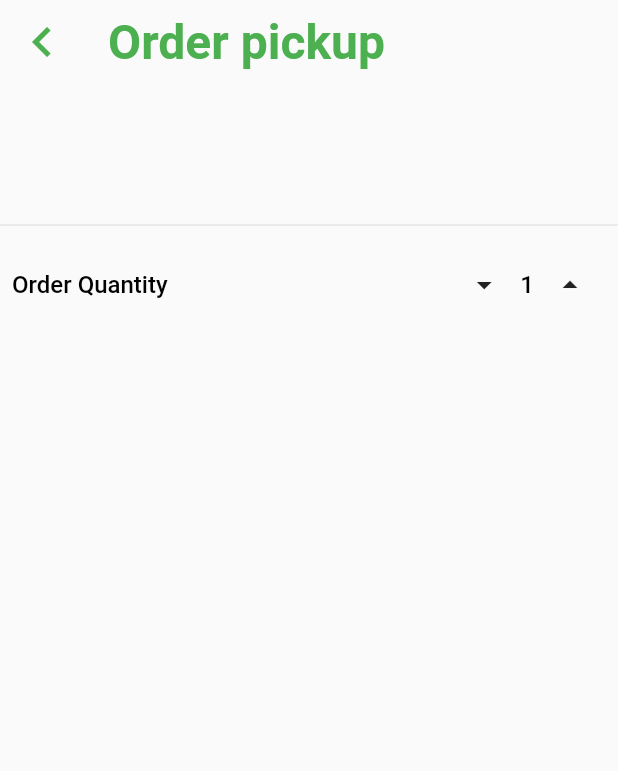
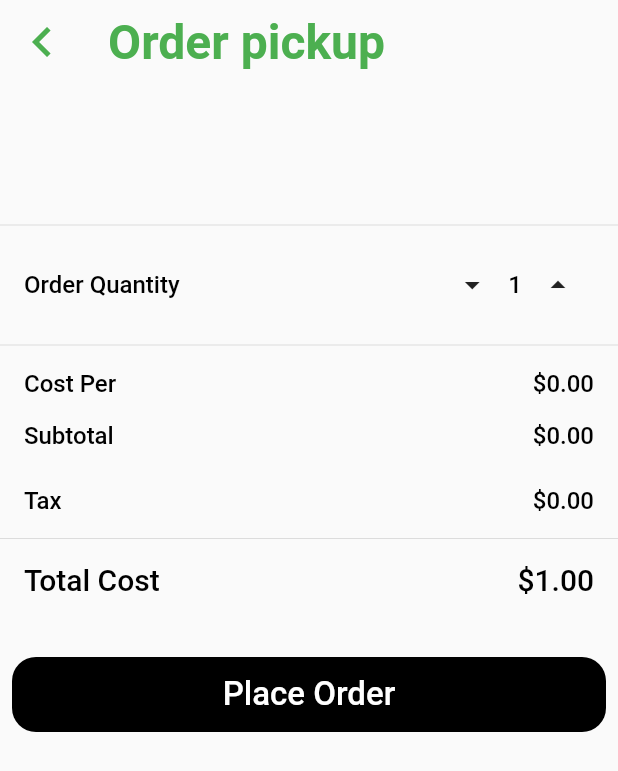
Before and after one commit to Cofu-HackSC/client, a Flutter app: the OrderPage screen opened directly with empty values, on a phone screen of 412 x 824 dp. Shown: the top 771 px of the screen. Run offline on Flutter 3.47's test engine with Material 2 defaults, Android fonts, the phone set to English and light mode, and no system bars; our stand-ins replace sliding_up_panel.

Commit message:
updated order page

```diff
--- /dev/null
+++ b/lib/components/spaced_row.dart
@@ -0,0 +1,15 @@
+import 'package:flutter/material.dart';
+
+class SpacedRow extends StatelessWidget {
+  final Widget child1, child2;
+  SpacedRow(this.child1, this.child2);
+
+  @override
+  Widget build(BuildContext context) {
+    return Padding(
+        padding: const EdgeInsets.symmetric(horizontal: 16.0, vertical: 8),
+        child: Row(
+            mainAxisAlignment: MainAxisAlignment.spaceBetween,
+            children: [child1, child2]));
+  }
+}
--- a/lib/pages/order.dart
+++ b/lib/pages/order.dart
@@ -1,7 +1,11 @@
 import 'package:app/components/header.dart';
+import 'package:app/components/spaced_row.dart';
 import 'package:app/components/themed_text.dart';
 import 'package:app/models/item.dart';
 import 'package:flutter/material.dart';
+
+import '../components/button.dart';
+import '../components/themed_text.dart';
 
 class OrderPage extends StatefulWidget {
   final Item item;
@@ -39,11 +43,7 @@ class _OrderPageState extends State<OrderPage> {
             type: Type.h1,
           ),
           Divider(),
-          Padding(
-            padding: const EdgeInsets.all(8.0),
-            child: Row(
-              mainAxisAlignment: MainAxisAlignment.spaceBetween,
-              children: [
+          SpacedRow(
             ThemedText('Order Quantity'),
             Row(children: [
               IconButton(
@@ -60,7 +60,42 @@ class _OrderPageState extends State<OrderPage> {
                 }),
               ),
             ]),
-              ],
+          ),
+          Divider(),
+          SpacedRow(ThemedText('Cost Per'),
+              ThemedText('\$' + widget.item.cost.toStringAsFixed(2))),
+          SpacedRow(
+              ThemedText('Subtotal'),
+              ThemedText(
+                  '\$' + (quantity * widget.item.cost).toStringAsFixed(2))),
+          // Might remove below
+          SizedBox(height: 8),
+          SpacedRow(
+              ThemedText('Tax'),
+              ThemedText('\$' +
+                  (.0725 * quantity * widget.item.cost).toStringAsFixed(2))),
+          if (!widget.pickup)
+            SpacedRow(ThemedText('Delivery Fee'), ThemedText('\$1.00')),
+          // Might remove above
+          Divider(),
+          SpacedRow(
+              ThemedText(
+                'Total Cost',
+                type: Type.h2,
+              ),
+              ThemedText(
+                '\$' +
+                    (1.0725 * quantity * widget.item.cost + 1)
+                        .toStringAsFixed(2),
+                type: Type.h2,
+              )),
+          Padding(
+            padding: const EdgeInsets.only(left: 8, right: 8, top: 32),
+            child: Button(
+              'Place Order',
+              onPressed: () {
+                // Place Order
+              },
             ),
           ),
         ]))
```
Lines whose indentation alone changed are shown as unchanged.
